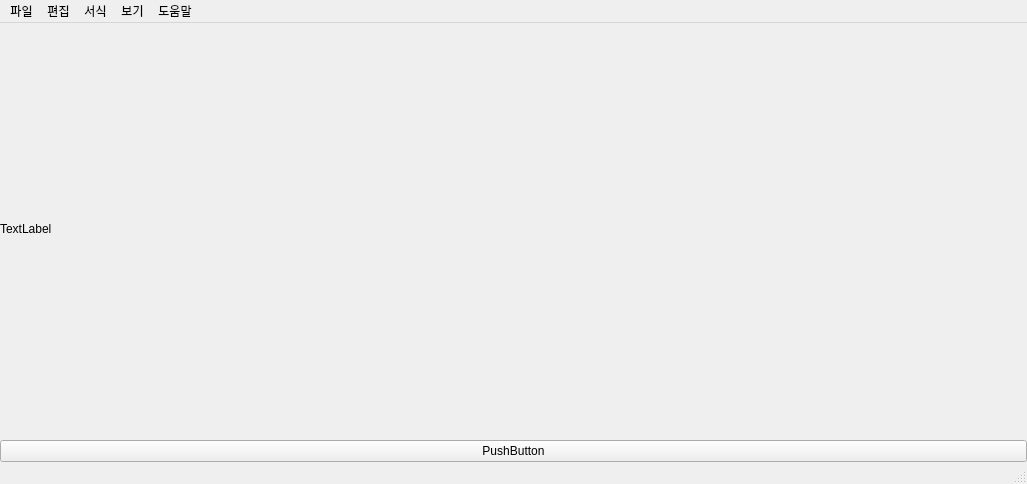
Old version of the form coursegraph/Maingui.ui in the repository oss2024hnu/coursegraph-py.
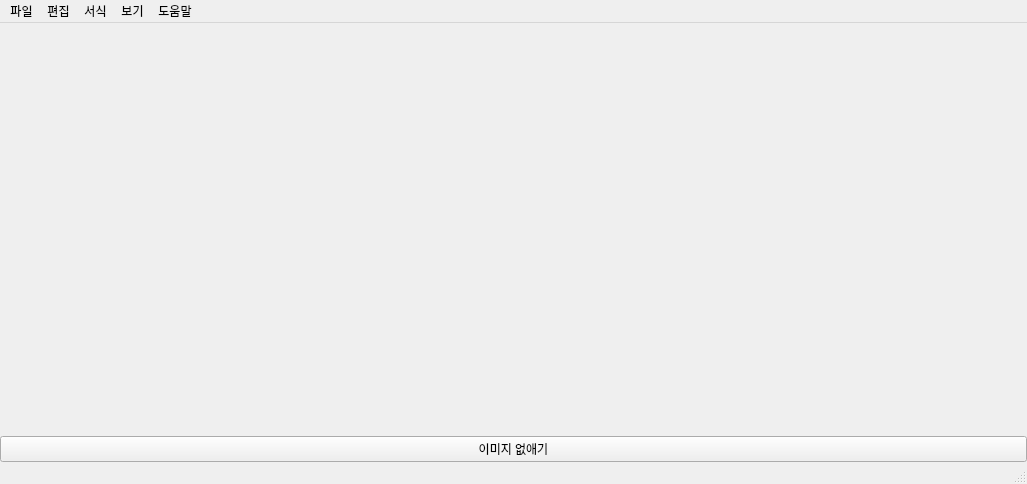
New version of the form.

Commit message: 다른 이름으로 저장 기능 추가

Patch:
```diff
--- a/coursegraph/Maingui.ui
+++ b/coursegraph/Maingui.ui
@@ -32,14 +32,14 @@
       <item row="1" column="0">
        <widget class="QPushButton" name="pushButton">
         <property name="text">
-         <string>PushButton</string>
+         <string>이미지 없애기</string>
         </property>
        </widget>
       </item>
       <item row="0" column="0">
        <widget class="QLabel" name="label">
         <property name="text">
-         <string>TextLabel</string>
+         <string></string>
         </property>
        </widget>
       </item>
```
The commit also changes 1 other file.
